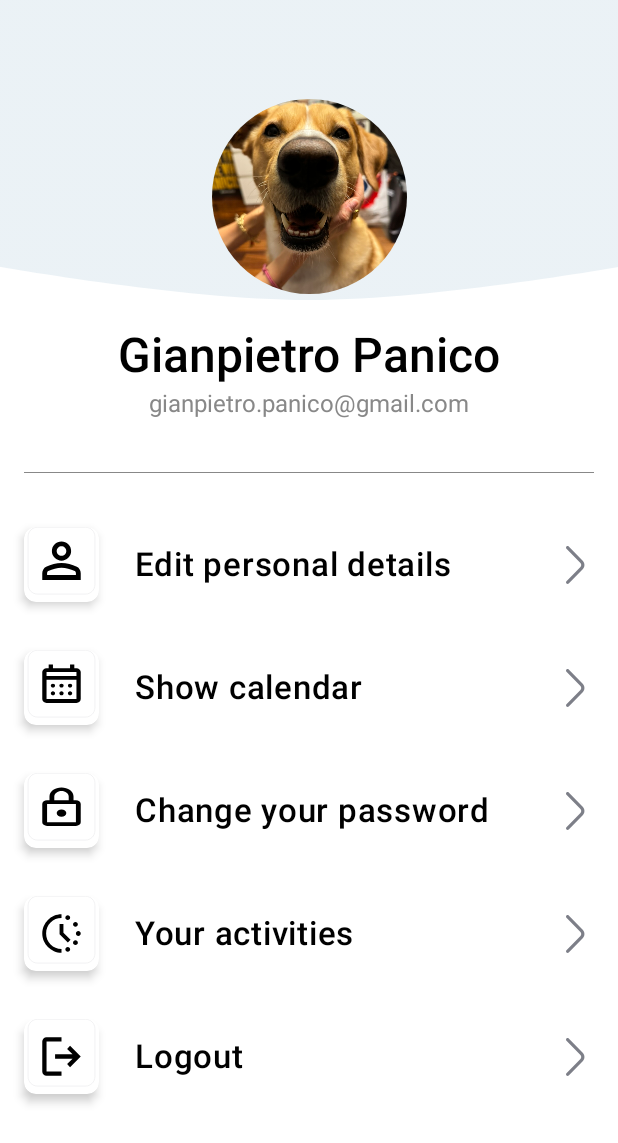
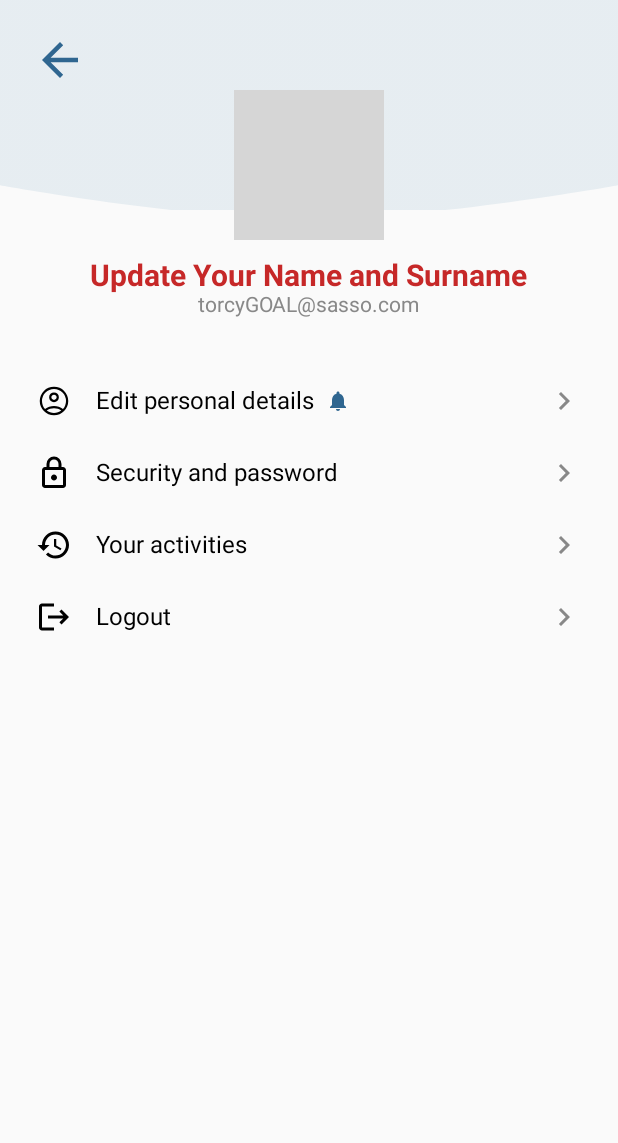
Before and after one commit to gianpietropanico/INGSW_24-25-DietiEstates25, an Android app built with Jetpack Compose: the PROFILE screen opened through its navigation route, on a phone screen of 412 x 824 dp. Shown: the top 1143 px of the screen. Run offline under Robolectric (Android 15) with nearby library versions, the phone set to English and light mode, and no system bars; grey boxes are pictures that could not be loaded.

Commit message:
welcome page agency registration e init profile screen

```diff
--- a/app/src/main/java/com/example/ingsw_24_25_dietiestates25/data/session/UserSessionManager.kt
+++ b/app/src/main/java/com/example/ingsw_24_25_dietiestates25/data/session/UserSessionManager.kt
@@ -8,7 +8,7 @@ import javax.inject.Inject
 import javax.inject.Singleton
 
 @Singleton
-class UserSessionManager @Inject constructor() {
+open class UserSessionManager @Inject constructor() {
     private val _currentUser = MutableStateFlow<User?>(null)
     val currentUser: StateFlow<User?> = _currentUser.asStateFlow()
 
--- a/app/src/main/java/com/example/ingsw_24_25_dietiestates25/model/dataclass/User.kt
+++ b/app/src/main/java/com/example/ingsw_24_25_dietiestates25/model/dataclass/User.kt
@@ -6,6 +6,8 @@ import kotlinx.serialization.Serializable
 data class User(
     val id: String,
     val username: String,
+    val name: String? = null,
+    val surname: String? = null,
     val email: String,
     val type: String   // "superadmin" "agency_admin" "agent" "localuser" "thirdpartyuser"
 )
--- a/app/src/main/java/com/example/ingsw_24_25_dietiestates25/ui/navigation/AppNavHost.kt
+++ b/app/src/main/java/com/example/ingsw_24_25_dietiestates25/ui/navigation/AppNavHost.kt
@@ -13,6 +13,7 @@ import com.example.ingsw_24_25_dietiestates25.ui.authUI.AgencySignInScreen
 import com.example.ingsw_24_25_dietiestates25.ui.authUI.SignInScreen
 import com.example.ingsw_24_25_dietiestates25.ui.authUI.SignUpScreen
 import com.example.ingsw_24_25_dietiestates25.ui.authUI.WelcomeScreen
+import com.example.ingsw_24_25_dietiestates25.ui.profileUI.FakeProfileVM
 import com.example.ingsw_24_25_dietiestates25.ui.profileUI.ProfileScreen
 import com.example.ingsw_24_25_dietiestates25.ui.profileUI.ProfileViewModel
 
@@ -90,8 +91,7 @@ fun AppNavHost(
 
         composable(NavigationItem.Profile.route) {
             ProfileScreen(
-//                pm = profileViewModel,
-//                navController = navController
+                FakeProfileVM()
             )
         }
 
--- /dev/null
+++ b/app/src/main/java/com/example/ingsw_24_25_dietiestates25/ui/profileUI/FakeProfileVM.kt
@@ -0,0 +1,30 @@
+package com.example.ingsw_24_25_dietiestates25.ui.profileUI
+
+import androidx.lifecycle.ViewModel
+import com.example.ingsw_24_25_dietiestates25.model.dataclass.User
+import kotlinx.coroutines.flow.MutableStateFlow
+import kotlinx.coroutines.flow.StateFlow
+import kotlinx.coroutines.flow.asStateFlow
+
+class FakeProfileVM : ViewModel() {
+    private val _user = MutableStateFlow<User?>(
+        User(
+            name = "Adolfo",
+            surname = null,
+            username = "torcyGOAL",
+            id = "261255",
+            email = "torcyGOAL@sasso.com",
+            type = "localuser"
+        )
+    )
+    val user: StateFlow<User?> = _user.asStateFlow()
+
+    fun checkUserInfo(): Boolean {
+        return user.value != null && (user.value?.name == null || user.value?.surname == null)
+    }
+
+    fun getUser(): User?{
+        return user.value
+    }
+
+}
--- a/app/src/main/java/com/example/ingsw_24_25_dietiestates25/ui/profileUI/ProfileScreen.kt
+++ b/app/src/main/java/com/example/ingsw_24_25_dietiestates25/ui/profileUI/ProfileScreen.kt
@@ -1,201 +1,182 @@
 package com.example.ingsw_24_25_dietiestates25.ui.profileUI
-
 import androidx.compose.foundation.Image
-import androidx.compose.foundation.background
 import androidx.compose.foundation.clickable
 import androidx.compose.foundation.layout.*
 import androidx.compose.foundation.shape.CircleShape
-import androidx.compose.foundation.shape.RoundedCornerShape
 import androidx.compose.material.*
+import androidx.compose.material.icons.Icons
+import androidx.compose.material.icons.automirrored.filled.ArrowBack
+import androidx.compose.material.icons.automirrored.filled.KeyboardArrowRight
+import androidx.compose.material.icons.automirrored.filled.Logout
+import androidx.compose.material.icons.filled.*
+import androidx.compose.material3.MaterialTheme
 import androidx.compose.runtime.Composable
 import androidx.compose.ui.Alignment
 import androidx.compose.ui.Modifier
 import androidx.compose.ui.draw.clip
-import androidx.compose.ui.draw.shadow
 import androidx.compose.ui.graphics.Color
+import androidx.compose.ui.graphics.vector.ImageVector
 import androidx.compose.ui.layout.ContentScale
 import androidx.compose.ui.res.painterResource
+import androidx.compose.ui.res.vectorResource
 import androidx.compose.ui.text.font.FontWeight
 import androidx.compose.ui.tooling.preview.Preview
 import androidx.compose.ui.unit.dp
 import androidx.compose.ui.unit.sp
+import androidx.navigation.compose.rememberNavController
 import com.example.ingsw_24_25_dietiestates25.R
-
+import com.example.ingsw_24_25_dietiestates25.ui.theme.DarkRed
+import com.example.ingsw_24_25_dietiestates25.ui.theme.bluPerchEcipiace
 
 
 @Composable
 fun ProfileScreen(
-
+    fpm: FakeProfileVM
 ) {
 
-    Box(
-        modifier = Modifier
-            .fillMaxSize()
-            .background(Color.White) // Sfondo bianco per l'intero schermo
-    ) {
-        // Immagine di sfondo
+
+    Box(modifier = Modifier.fillMaxSize()) {
         Image(
             painter = painterResource(id = R.drawable.rectangleblu),
             contentDescription = "Background Image",
             modifier = Modifier
                 .fillMaxWidth()
-                .height(200.dp) // Altezza personalizzata dell'immagine di sfondo
-                .align(Alignment.TopCenter), // Posizionata in alto al centro
-            contentScale = ContentScale.Crop // Ritaglia l'immagine per adattarla alla larghezza
+                .height(180.dp)
+                .offset(y = (-40).dp)
+                .align(Alignment.TopCenter),
+            contentScale = ContentScale.Crop
         )
 
-        // Contenuto principale
+        IconButton(
+            onClick = {  },
+            modifier = Modifier
+                .align(Alignment.TopStart)
+                .padding(start = 16.dp, top = 16.dp)
+        ) {
+            Icon(
+                imageVector = Icons.AutoMirrored.Filled.ArrowBack,
+                modifier = Modifier.size(36.dp),
+                contentDescription = "Back",
+                tint = bluPerchEcipiace
+            )
+        }
+        // Contenuto sovrapposto
+        Column(
+            modifier = Modifier
+                .fillMaxSize(),
+            horizontalAlignment = Alignment.CenterHorizontally
+        ) {
+
                 Column(
                     modifier = Modifier
                         .fillMaxSize()
+                        .padding(horizontal = 24.dp),
+                    horizontalAlignment = Alignment.CenterHorizontally
                 ) {
-            Spacer(modifier = Modifier.height(50.dp)) // Spazio per lasciare l'immagine visibile sopra
+                    Spacer(modifier = Modifier.height(60.dp))
 
-            // Top Section
-            ProfileTopSection(
-                name = "Gianpietro Panico",
-                email = "gianpietro.panico@gmail.com"
+                    // Immagine profilo
+                    Image(
+                        painter = painterResource(id = R.drawable.adolfo),
+                        contentDescription = "Profile Picture",
+                        modifier = Modifier
+                            .size(100.dp)
+                            .clip(CircleShape)
                     )
 
-            // Divider sotto la top section
-            Divider(
-                color = Color.Gray,
-                thickness = 0.5.dp,
-                modifier = Modifier
-                    .fillMaxWidth()
-                    .padding(horizontal = 16.dp) // Divider con larghezza personalizzata
+                    Spacer(modifier = Modifier.height(12.dp))
+
+                    if(!fpm.checkUserInfo()){
+                        Text(
+                            text = "${fpm.getUser()?.name} ${fpm.getUser()?.surname}",
+                            fontSize = 30.sp,
+                            style = MaterialTheme.typography.labelMedium
+                        )
+                    }else{
+                        Text(
+                            text = "Update Your Name and Surname",
+                            fontSize = 20.sp,
+                            fontWeight = FontWeight.Bold,
+                            color = DarkRed
                         )
 
-            Spacer(modifier = Modifier.height(20.dp))
+                    }
 
-            // Campi statici senza navigazione
-            ProfileOptionItem(
-                icon = R.drawable.icon_person,
-                title = "Edit personal details",
-                onClick = { /* Implementa l'azione */ }
-            )
+                    Text(fpm.getUser()?.email.toString(), fontSize = 14.sp, color = Color.Gray)
 
-            ProfileOptionItem(
-                icon = R.drawable.calendar,
-                title = "Show calendar",
-                onClick = { /* Implementa l'azione */ }
-            )
+                    Spacer(modifier = Modifier.height(32.dp))
 
-            ProfileOptionItem(
-                icon = R.drawable.changepass,
-                title = "Change your password",
-                onClick = { /* Implementa l'azione */ }
-            )
+                    // Voci menu
+                    ProfileOption(ImageVector.vectorResource( R.drawable.account_circle), "Edit personal details",!fpm.checkUserInfo(), onClick = {} )
+                    ProfileOption(ImageVector.vectorResource( R.drawable.lock), "Security and password", onClick = {})
 
-            ProfileOptionItem(
-                icon = R.drawable.activities,
-                title = "Your activities",
-                onClick = { /* Implementa l'azione */ }
-            )
+                    ProfileOption(Icons.Default.History, "Your activities", onClick = {})
+                    ProfileOption(Icons.AutoMirrored.Filled.Logout, "Logout", onClick = {})
 
-            ProfileOptionItem(
-                icon = R.drawable.logout,
-                title = "Logout",
-                onClick = { /* Implementa l'azione */ }
-            )
+                    Spacer(modifier = Modifier.height(24.dp))
+                }
+
         }
     }
 }
 
 
 @Composable
-fun ProfileTopSection(name: String, email: String) {
-
-    Column(
-        horizontalAlignment = Alignment.CenterHorizontally,
+fun ProfileOption(
+    icon: ImageVector,
+    title: String,
+    showNotification: Boolean = true,
+    onClick: () -> Unit
+) {
+    Row(
+        verticalAlignment = Alignment.CenterVertically,
         modifier = Modifier
             .fillMaxWidth()
-            .padding(16.dp)
+            .padding(vertical = 12.dp)
+            .clickable { onClick()}
     ) {
+        Icon(
+            imageVector = icon,
+            contentDescription = null,
+            modifier = Modifier.size(24.dp),
+            tint = Color.Black
+        )
+        Spacer(modifier = Modifier.width(16.dp))
 
-        Image(
-            painter = painterResource(id = R.drawable.test),
-            contentDescription = "Profile Picture",
-            modifier = Modifier
-                .size(130.dp) // Garantisce che l'immagine abbia larghezza e altezza uguali
-                .clip(CircleShape) // Ritaglia l'immagine in una forma circolare
-                .background(Color.Transparent), // Sfondo trasparente dietro l'immagine
-            contentScale = ContentScale.Crop // Ritaglia l'immagine per riempire il cerchio
+        Row(
+            verticalAlignment = Alignment.CenterVertically,
+            modifier = Modifier.weight(1f)
+        ) {
+            Text(title, fontSize = 16.sp)
+            if (!showNotification) {
+                Spacer(modifier = Modifier.width(8.dp))
+                Icon(
+                    imageVector = Icons.Default.Notifications,
+                    contentDescription = "Notification",
+                    tint = bluPerchEcipiace,
+                    modifier = Modifier.size(16.dp)
                 )
-
-        Spacer(modifier = Modifier.height(22.dp))
-
-        // Nome
-        Text(
-            text = name,
-            fontSize = 32.sp,
-            fontWeight = FontWeight.SemiBold
-        )
-
-        Spacer(modifier = Modifier.height(4.dp))
-
-        // Email
-        Text(
-            text = email,
-            fontSize = 16.sp,
-            color = Color.Gray
-        )
-
-        Spacer(modifier = Modifier.height(20.dp))
             }
         }
 
-
-@Composable
-fun ProfileOptionItem(icon: Int, title: String, onClick: () -> Unit) {
-
-        Row(
-            modifier = Modifier
-                .fillMaxWidth()
-                .clickable { onClick() }
-                .padding(16.dp),
-            verticalAlignment = Alignment.CenterVertically
-        ) {
-
-
-            Image(
-                painter = painterResource(id = icon),
+        Icon(
+            imageVector = Icons.AutoMirrored.Filled.KeyboardArrowRight,
             contentDescription = null,
-                modifier = Modifier
-                    .size(50.dp) // Dimensione dell'immagine
-                    .shadow(
-                        elevation = 4.dp,
-                        shape = RoundedCornerShape(8.dp)
-                    ) // Ombra con angoli arrotondati
-                     .clip(RoundedCornerShape(8.dp)) // Arrotonda gli angoli dell'immagine
-               .background(Color.White) // Sfondo dietro l'immagine
-            )
-
-            Spacer(modifier = Modifier.width(24.dp))
-
-            Text(
-                text = title,
-                modifier = Modifier.weight(1f),
-                style = MaterialTheme.typography.body1.copy(
-                    fontWeight = FontWeight.Medium,
-                    fontSize = 22.sp
-                )
-
-
-            )
-
-             //freccia
-            Image(
-                painter = painterResource(id = R.drawable.frecciaprofilo),
-                contentDescription = null,
-                modifier = Modifier.size(25.dp)
+            tint = Color.Gray
         )
     }
 }
 
 
-@Preview(showBackground = true)
+@Preview(showBackground = true, name = "Sign Up Screen Preview")
 @Composable
 fun ProfileScreenPreview() {
-    ProfileScreen()
+    val navController = rememberNavController()
+
+    val fakeViewModel = FakeProfileVM(
+    )
+
+    ProfileScreen(
+        fakeViewModel
+    )
 }
--- a/app/src/main/java/com/example/ingsw_24_25_dietiestates25/ui/theme/Color.kt
+++ b/app/src/main/java/com/example/ingsw_24_25_dietiestates25/ui/theme/Color.kt
@@ -11,6 +11,7 @@ val BlueGray = Color(0xFF334155)
 val primaryBlu = Color(0xFF3A7CA5)
 val primaryBlueWithOpacity: Color = primaryBlu.copy(alpha = 0.1f)
 val DarkRed = Color(0xFFC62828)
+val bluPerchEcipiace = Color(0xFF2F6690)
 
 val ColorScheme.myFocusedTextFieldText: Color
     @Composable
--- a/app/src/main/java/com/example/ingsw_24_25_dietiestates25/ui/theme/Type.kt
+++ b/app/src/main/java/com/example/ingsw_24_25_dietiestates25/ui/theme/Type.kt
@@ -18,8 +18,8 @@ val Typography = Typography(
         color = Color(0xFF424242)
     ),
     headlineMedium = TextStyle(
-        fontFamily = Gabarito,
-        fontWeight = FontWeight.Medium,
+        fontFamily = Rubik,
+        fontWeight = FontWeight.Normal,
         fontSize = 24.sp
     ),
     bodyLarge = TextStyle(
--- /dev/null
+++ b/app/src/main/res/drawable/account_circle.xml
@@ -0,0 +1,9 @@
+<vector xmlns:android="http://schemas.android.com/apk/res/android"
+    android:width="24dp"
+    android:height="24dp"
+    android:viewportWidth="960"
+    android:viewportHeight="960">
+  <path
+      android:pathData="M240.92,691.69q51,-37.84 111.12,-59.77Q412.15,610 480,610t127.96,21.92q60.12,21.93 111.12,59.77 37.3,-41 59.11,-94.92Q800,542.85 800,480q0,-133 -93.5,-226.5T480,160q-133,0 -226.5,93.5T160,480q0,62.85 21.81,116.77 21.81,53.92 59.11,94.92ZM480.01,510q-54.78,0 -92.39,-37.6Q350,434.79 350,380.01t37.6,-92.39Q425.21,250 479.99,250t92.39,37.6Q610,325.21 610,379.99t-37.6,92.39Q534.79,510 480.01,510ZM480,860q-79.15,0 -148.5,-29.77t-120.65,-81.08q-51.31,-51.3 -81.08,-120.65Q100,559.15 100,480t29.77,-148.5q29.77,-69.35 81.08,-120.65 51.3,-51.31 120.65,-81.08Q400.85,100 480,100t148.5,29.77q69.35,29.77 120.65,81.08 51.31,51.3 81.08,120.65Q860,400.85 860,480t-29.77,148.5q-29.77,69.35 -81.08,120.65 -51.3,51.31 -120.65,81.08Q559.15,860 480,860ZM480,800q54.15,0 104.42,-17.42 50.27,-17.43 89.27,-48.73 -39,-30.16 -88.11,-47Q536.46,670 480,670t-105.77,16.65q-49.31,16.66 -87.92,47.2 39,31.3 89.27,48.73Q425.85,800 480,800ZM480,450q29.85,0 49.92,-20.08Q550,409.85 550,380t-20.08,-49.92Q509.85,310 480,310t-49.92,20.08Q410,350.15 410,380t20.08,49.92Q450.15,450 480,450ZM480,380ZM480,735Z"
+      android:fillColor="#000000"/>
+</vector>
```
Also changed, not shown: app/src/main/java/com/example/ingsw_24_25_dietiestates25/testmock/FakeAuthRepository.kt (added, +47 -0 lines), app/src/main/java/com/example/ingsw_24_25_dietiestates25/testmock/FakeUserSessionManager.kt (added, +36 -0 lines), app/src/main/java/com/example/ingsw_24_25_dietiestates25/ui/authUI/AgencySignInScreen.kt (+4 -3 lines), app/src/main/java/com/example/ingsw_24_25_dietiestates25/ui/authUI/SignInScreen.kt (+7 -5 lines), app/src/main/java/com/example/ingsw_24_25_dietiestates25/ui/authUI/SignUpScreen.kt (+12 -51 lines), app/src/main/java/com/example/ingsw_24_25_dietiestates25/ui/authUI/WelcomeScreen.kt (+6 -2 lines), app/src/main/java/com/example/ingsw_24_25_dietiestates25/ui/profileUI/ProfileViewModel.kt (+11 -1 lines), app/src/main/res/drawable/accetto_richiesta.xml (added, +9 -0 lines), app/src/main/res/drawable/rettagolo_profilo.xml (added, +10 -0 lines). Lines whose indentation alone changed are shown as unchanged.
